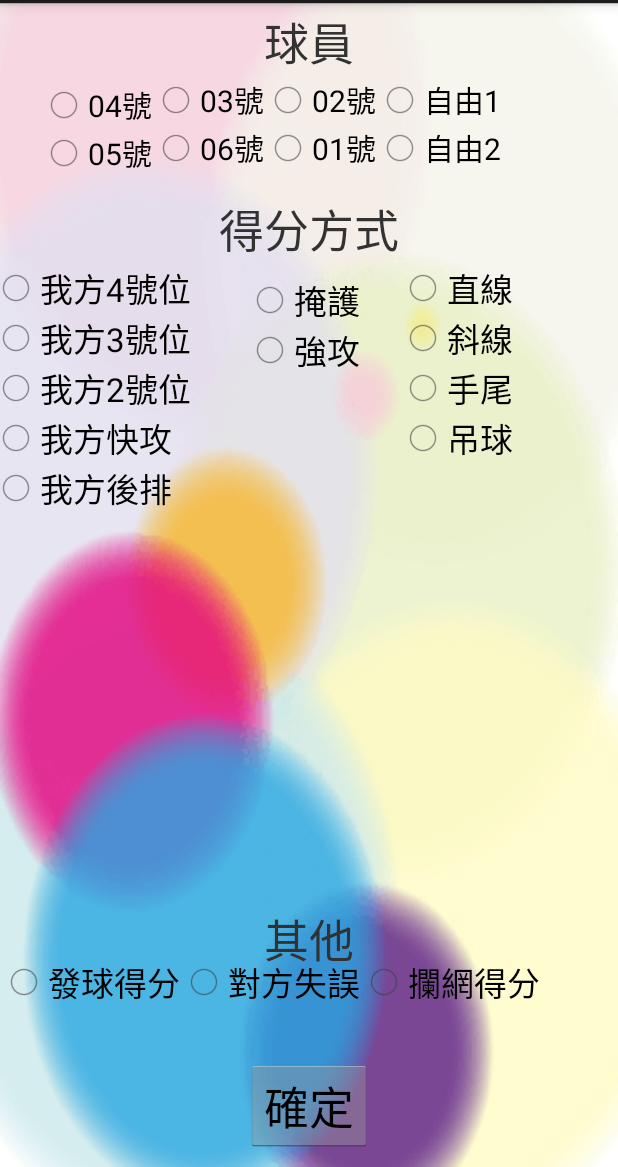
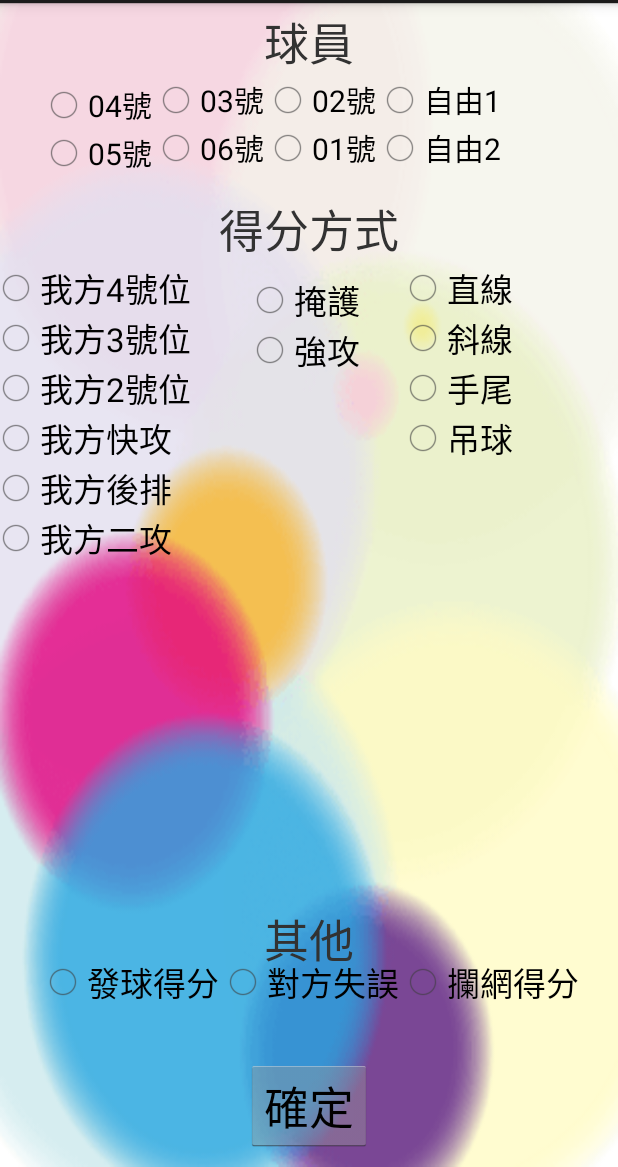
Before and after one commit to Jason52366/VolleyGameRecord, an Android app: the layout activity_record2.xml on its own in the app's theme, with its tools: preview values and no code run, on a phone screen of 412 x 824 dp, the part 69-1236 px from its top. Run offline under Robolectric (Android 15) with nearby library versions, the light colour scheme and no system bars.

Commit message:
record3 layout revise new btton  rdbottonrecord2a5&a6

```diff
--- a/app/src/main/java/com/volleygamerecord/app/Count1.java
+++ b/app/src/main/java/com/volleygamerecord/app/Count1.java
@@ -104,7 +104,7 @@ public class Count1 extends Activity {
             //------得分計算
             if(tmp.contains("我方") && tmp.contains("號位")){
                 a1 = a1 + 1;
-            }else if (tmp.contains("我方快攻") || tmp.contains("我方後排")){
+            }else if (tmp.contains("我方快攻") || tmp.contains("我方後排") || tmp.contains("我方二攻")){
                 a1 = a1 + 1;
             }else if (tmp.contains("發球得分")){
                 a2 = a2 + 1;
--- a/app/src/main/res/layout/activity_record2.xml
+++ b/app/src/main/res/layout/activity_record2.xml
@@ -199,8 +199,7 @@
             android:visibility="visible"
             android:layout_alignWithParentIfMissing="false"
             android:layout_above="@+id/button_record2confirm"
-            android:layout_alignParentLeft="true"
-            android:layout_alignParentStart="true">
+            android:layout_centerHorizontal="true">
 
         <RadioButton
             android:layout_width="wrap_content"
@@ -239,10 +238,10 @@
             android:layout_width="0dp"
             android:layout_height="fill_parent"
             android:layout_alignTop="@+id/record2rdg2"
-            android:layout_alignBottom="@+id/textView_record2others"
-            android:layout_toLeftOf="@+id/button_record2confirm"
             android:layout_alignParentLeft="true"
-            android:layout_alignParentStart="true">>
+            android:layout_alignParentStart="true"
+            android:layout_above="@+id/record2rdg4"
+            android:layout_toLeftOf="@+id/button_record2confirm">>
             <RadioButton
                 android:layout_width="wrap_content"
                 android:layout_height="wrap_content"
@@ -301,6 +300,16 @@
                 android:longClickable="true"
                 android:layout_marginLeft="-5dp"
                 android:singleLine="true" />
+
+            <RadioButton
+                android:layout_width="wrap_content"
+                android:layout_height="wrap_content"
+                android:text="我方二攻"
+                android:id="@+id/radioButton_record2a6"
+                android:checked="false"
+                android:textSize="22dp"
+                android:singleLine="true"
+                android:layout_marginLeft="-5dp" />
         </RadioGroup>
 
     <RadioButton
```
Also changed, not shown: app/src/main/java/com/volleygamerecord/app/Record2.java (+12 -0 lines).
